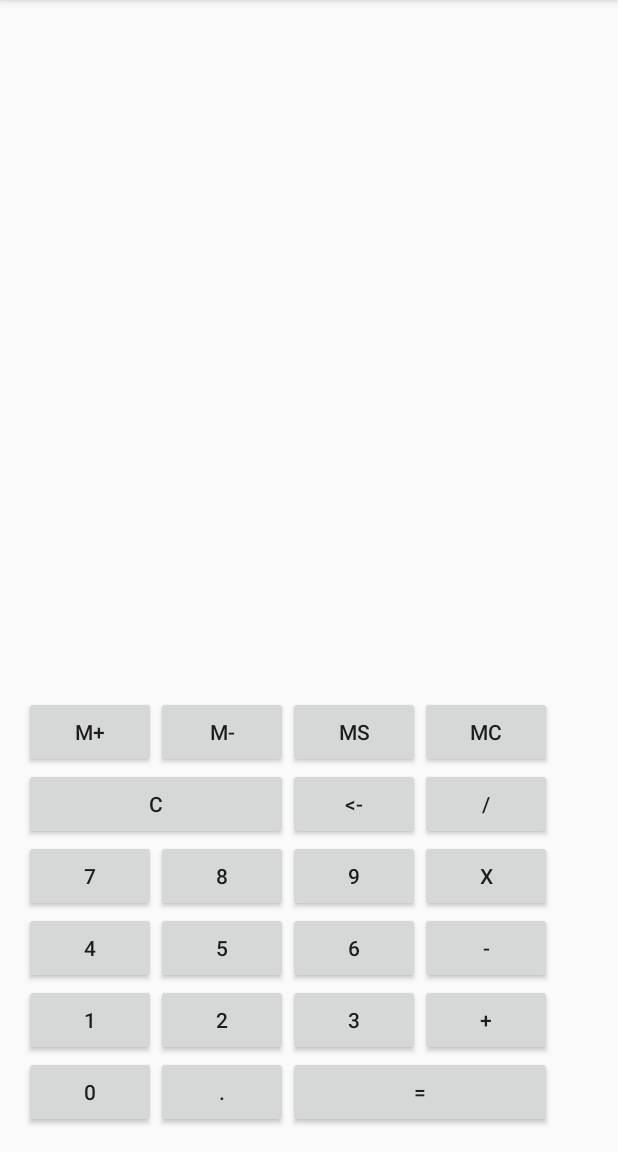
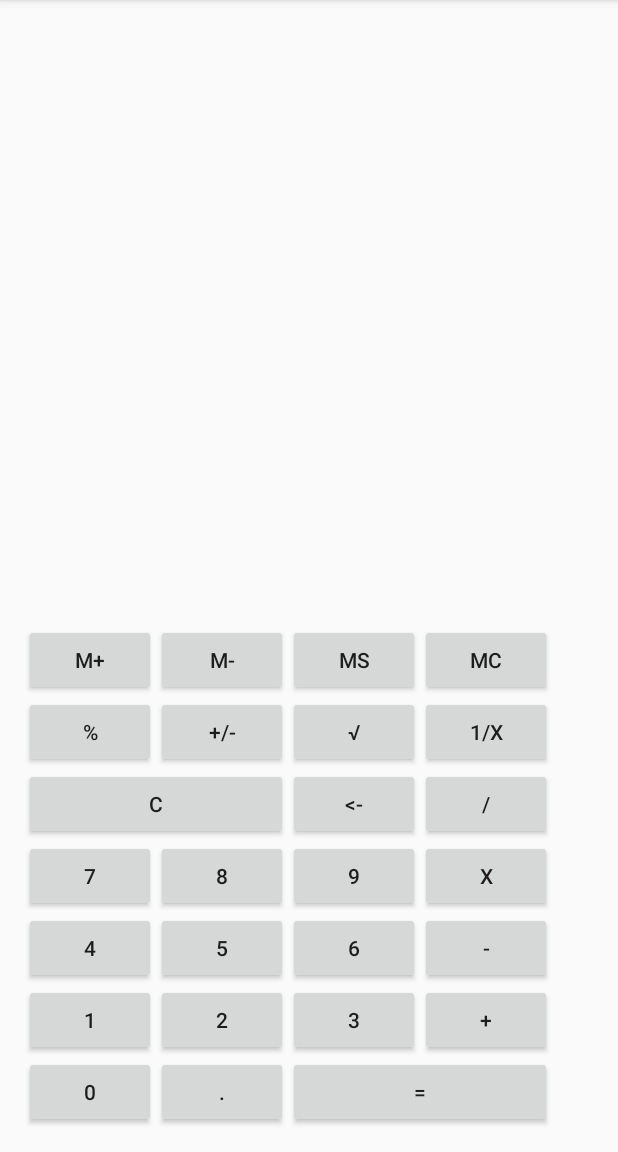
Before and after one commit to HelderFSFerreira/CalculadoraIHM, an Android app: the MainActivity screen opened directly, with no data from a screen before it, on a phone screen of 412 x 824 dp, the part 84-1236 px from its top. Run offline under Robolectric (Android 15) with nearby library versions, the phone set to English and light mode, and no system bars.

Commit message:
Adcionos os botões no layout vertical

```diff
--- a/app/src/main/res/layout/activity_main.xml
+++ b/app/src/main/res/layout/activity_main.xml
@@ -66,6 +66,21 @@
             <Button android:id="@+id/btnMClean"
                 android:layout_weight="1"
                 android:text="@string/mClean"/>
+        </TableRow>
+
+        <TableRow>
+            <Button android:id="@+id/btnPercentagem"
+                android:layout_weight="1"
+                android:text="@string/btnPercentagem" />
+            <Button android:id="@+id/btnMaisMenos"
+                android:layout_weight="1"
+                android:text="@string/btnMaisMenos"/>
+            <Button android:id="@+id/raiz"
+                android:layout_weight="1"
+                android:text="@string/raiz"/>
+            <Button android:id="@+id/btn1X"
+                android:layout_weight="1"
+                android:text="@string/UmSobreX"/>
         </TableRow>
 
         <TableRow>
--- a/app/src/main/res/layout/splash_screen.xml
+++ b/app/src/main/res/layout/splash_screen.xml
@@ -7,6 +7,6 @@
     <ImageView
         android:layout_width="match_parent"
         android:layout_height="match_parent"
-        android:src="@drawable/Drawing"/>
+        android:src="@drawable/drawing"/>
 
 </RelativeLayout>
--- a/app/src/main/res/values/strings.xml
+++ b/app/src/main/res/values/strings.xml
@@ -26,4 +26,8 @@
     <string name="eText1" />
     <string name="eText2" />
     <string name="memoriaMais">M+</string>
+    <string name="btnPercentagem">%</string>
+    <string name="btnMaisMenos">+/-</string>
+    <string name="raiz">√</string>
+    <string name="UmSobreX">1/X</string>
 </resources>
```
